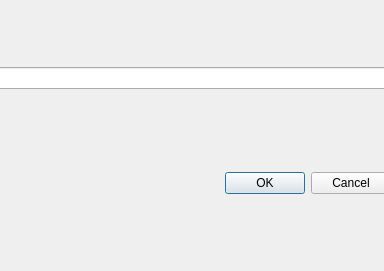
Old version of the form Code/GUI/IpDevice.ui in the repository sato96/Ecg_Reader_App.
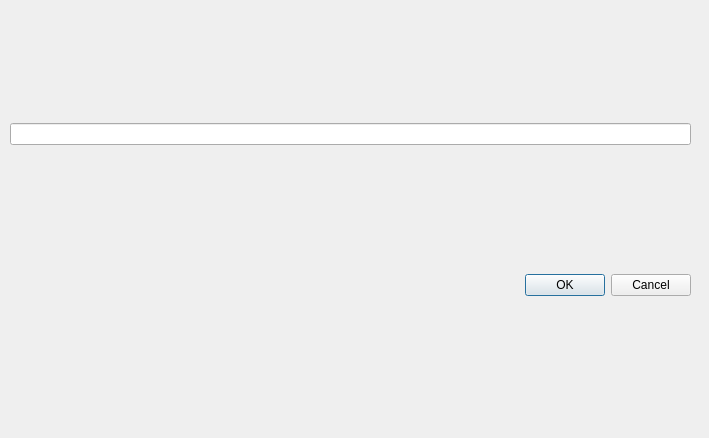
New version of the form.

Commit message: Added configurations uis, created new class to handle pop up messages

```diff
--- a/Code/GUI/IpDevice.ui
+++ b/Code/GUI/IpDevice.ui
@@ -6,8 +6,8 @@
    <rect>
     <x>0</x>
     <y>0</y>
-    <width>384</width>
-    <height>271</height>
+    <width>709</width>
+    <height>438</height>
    </rect>
   </property>
   <property name="windowTitle">
@@ -16,10 +16,10 @@
   <widget class="QWidget" name="verticalLayoutWidget">
    <property name="geometry">
     <rect>
-     <x>-10</x>
-     <y>-10</y>
-     <width>401</width>
-     <height>281</height>
+     <x>10</x>
+     <y>0</y>
+     <width>681</width>
+     <height>421</height>
     </rect>
    </property>
    <layout class="QVBoxLayout" name="verticalLayout">
@@ -28,9 +28,6 @@
     </item>
     <item>
      <widget class="QDialogButtonBox" name="buttonBox">
-      <property name="orientation">
-       <enum>Qt::Horizontal</enum>
-      </property>
       <property name="standardButtons">
        <set>QDialogButtonBox::Cancel|QDialogButtonBox::Ok</set>
       </property>
```
Left out of the diff: 37 changed lines with no effect on the pictures. The commit also changes 2 other files.
